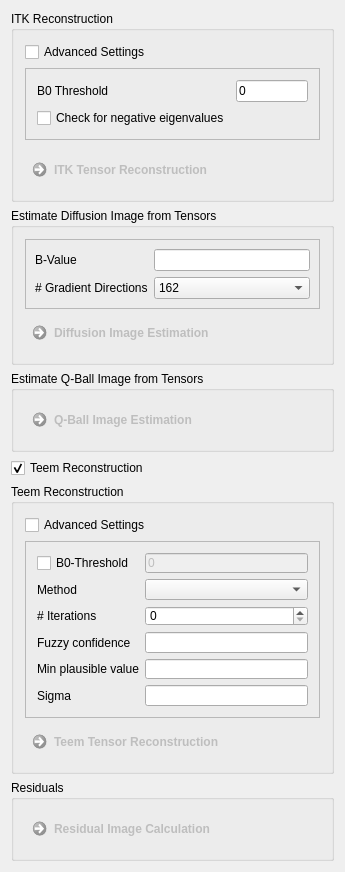
Old version of the form Plugins/org.mitk.gui.qt.diffusionimaging/src/internal/QmitkTensorReconstructionViewControls.ui in the repository MITK/MITK.
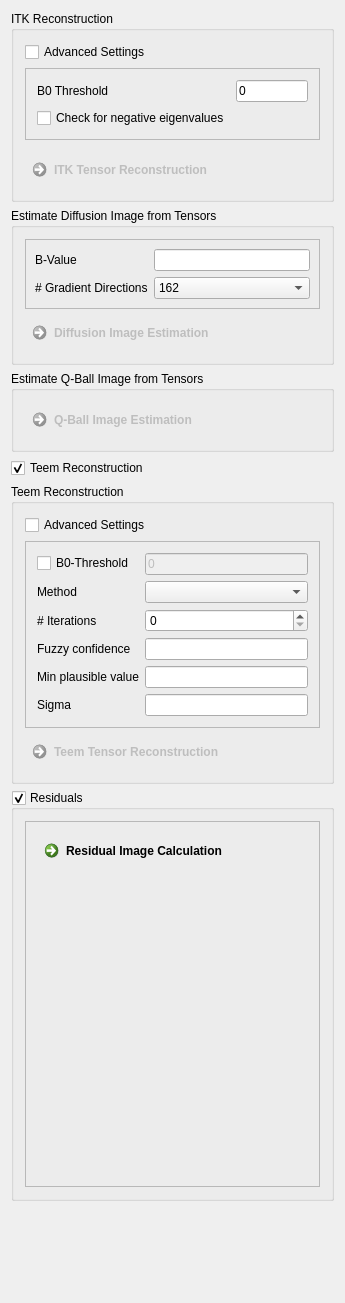
New version of the form. Custom widgets are drawn as their Qt base class.

Commit message: added widget to plot residuals

```diff
--- a/Plugins/org.mitk.gui.qt.diffusionimaging/src/internal/QmitkTensorReconstructionViewControls.ui
+++ b/Plugins/org.mitk.gui.qt.diffusionimaging/src/internal/QmitkTensorReconstructionViewControls.ui
@@ -7,7 +7,7 @@
     <x>0</x>
     <y>0</y>
     <width>345</width>
-    <height>836</height>
+    <height>1303</height>
    </rect>
   </property>
   <property name="minimumSize">
@@ -508,11 +508,26 @@
      <property name="title">
       <string>Residuals</string>
      </property>
+     <property name="checkable">
+      <bool>true</bool>
+     </property>
+     <property name="checked">
+      <bool>true</bool>
+     </property>
      <layout class="QVBoxLayout" name="verticalLayout_6">
       <item>
+       <widget class="QFrame" name="frame_3">
+        <property name="frameShape">
+         <enum>QFrame::StyledPanel</enum>
+        </property>
+        <property name="frameShadow">
+         <enum>QFrame::Raised</enum>
+        </property>
+        <layout class="QVBoxLayout" name="verticalLayout_7">
+         <item>
        <widget class="QCommandLinkButton" name="m_ResidualButton">
         <property name="enabled">
-         <bool>false</bool>
+            <bool>true</bool>
         </property>
         <property name="toolTip">
          <string comment="Calculate ODF value as tensor value in the according direction" extracomment="Calculate ODF value as tensor value in the according direction">Calculate the residual from a dti and a dwi iimage</string>
@@ -528,6 +543,19 @@
         </property>
        </widget>
       </item>
+         <item>
+          <widget class="QmitkResidualAnalysisWidget" name="m_ResidualAnalysis" native="true">
+           <property name="minimumSize">
+            <size>
+             <width>200</width>
+             <height>300</height>
+            </size>
+           </property>
+          </widget>
+         </item>
+        </layout>
+       </widget>
+      </item>
      </layout>
     </widget>
    </item>
@@ -547,6 +575,14 @@
   </layout>
  </widget>
  <layoutdefault spacing="6" margin="11"/>
+ <customwidgets>
+  <customwidget>
+   <class>QmitkResidualAnalysisWidget</class>
+   <extends>QWidget</extends>
+   <header>QmitkResidualAnalysisWidget.h</header>
+   <container>1</container>
+  </customwidget>
+ </customwidgets>
  <resources/>
  <connections/>
 </ui>
```
Lines whose indentation alone changed are shown as unchanged. The commit also changes 6 other files.
